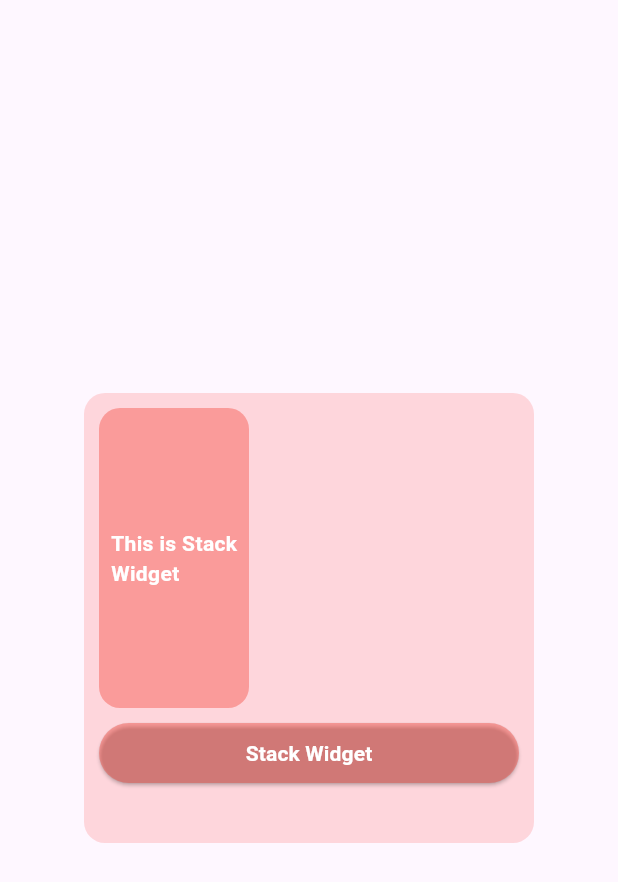
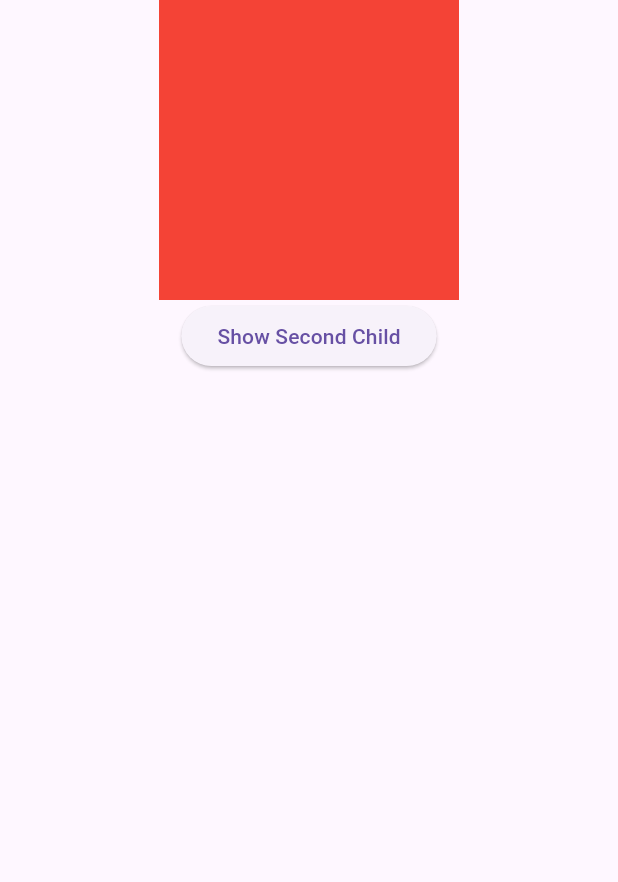
Before and after one commit to shahzaibahmad1426/Random_Practice, a Flutter app: the screen it shows after launch, on a phone screen of 412 x 824 dp. Shown: the top 882 px of the screen. Run offline on Flutter 3.47's test engine with Material 3 defaults, Android fonts, the phone set to English and light mode, and no system bars.

Commit message:
Indexed_Stack_Widget

```diff
--- /dev/null
+++ b/lib/layout_widgets/indexed_stack_widget.dart
@@ -0,0 +1,68 @@
+import 'package:flutter/material.dart';
+
+class IndexedStackWidget extends StatefulWidget {
+  const IndexedStackWidget({super.key});
+
+  @override
+  State<IndexedStackWidget> createState() => _IndexedStackWidgetState();
+}
+
+class _IndexedStackWidgetState extends State<IndexedStackWidget> {
+  int selectedIndex = 0;
+
+  void _toggleIndex() {
+    setState(() {
+      selectedIndex = selectedIndex + 1;
+    });
+  }
+
+  @override
+  Widget build(BuildContext context) {
+    return Center(
+      child: SizedBox(
+        height: 900,
+        width: 900,
+        child: Column(
+          children: [
+            IndexedStack(
+              index: selectedIndex,
+              alignment: Alignment.center,
+              children: [
+                // index 0
+                Positioned(
+                  child: Container(
+                    color: Colors.red,
+                    width: 200,
+                    height: 200,
+                  ),
+                ),
+                // index 1
+                Positioned(
+                  child: Container(
+                    color: Colors.green,
+                    width: 200,
+                    height: 200,
+                  ),
+                ),
+                // index 2
+                Positioned(
+                  child: Container(
+                    color: Colors.blue,
+                    width: 200,
+                    height: 200,
+                  ),
+                ),
+              ],
+            ),
+            ElevatedButton(
+              onPressed: () {
+                _toggleIndex();
+              },
+              child: const Text('Show Second Child'),
+            )
+          ],
+        ),
+      ),
+    );
+  }
+}
--- a/lib/main.dart
+++ b/lib/main.dart
@@ -1,5 +1,5 @@
 import 'package:flutter/material.dart';
-import 'package:random_practice/layout_widgets/stack_widget.dart';
+import 'package:random_practice/layout_widgets/indexed_stack_widget.dart';
 
 void main() {
   runApp(const MyApp());
@@ -22,7 +22,7 @@ class MyApp extends StatelessWidget {
    @override
    Widget build(BuildContext context) {
      return const Scaffold(
-       body: StackWidget(),
+       body: IndexedStackWidget(),
      );
    }
  }
```
